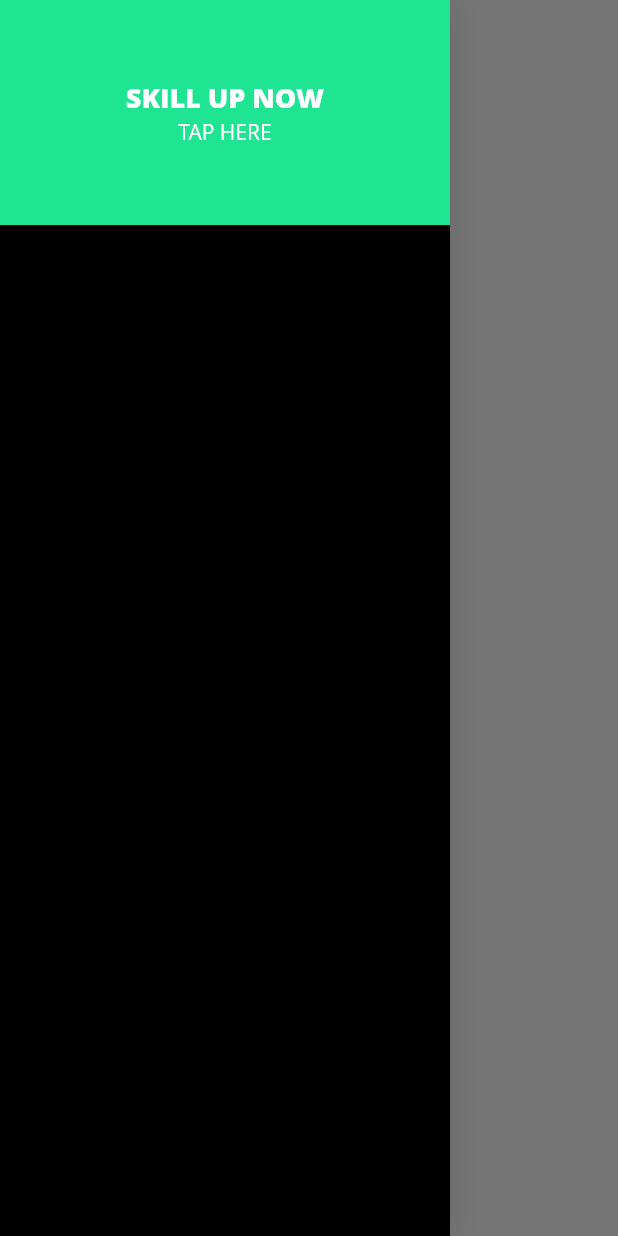
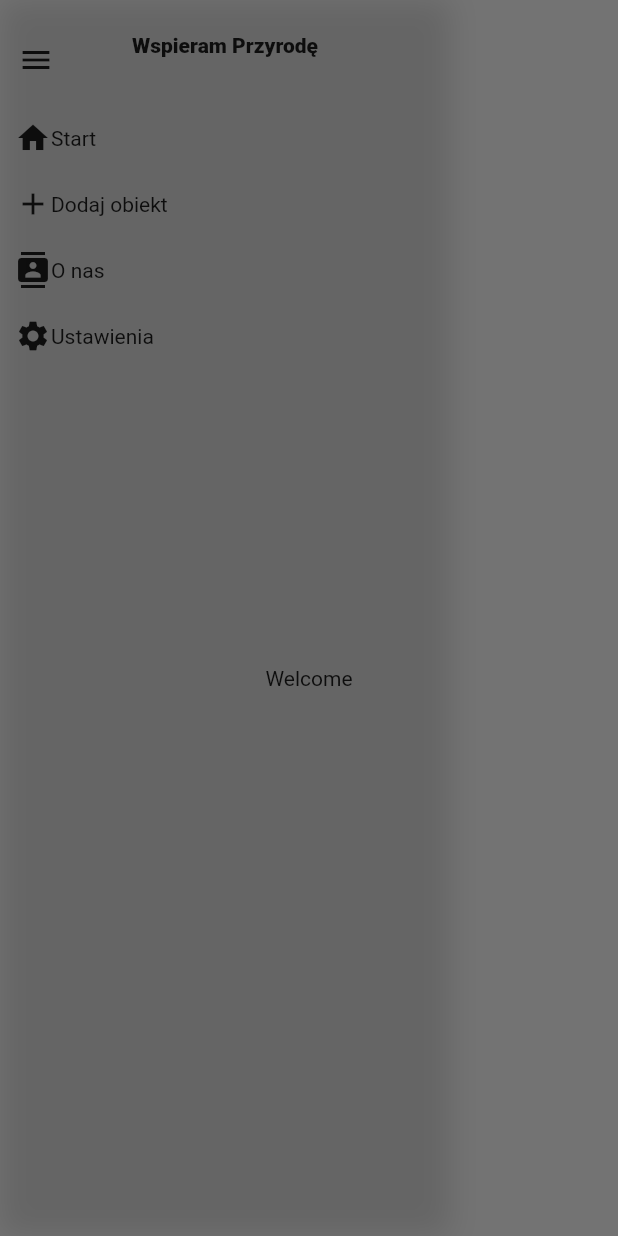
Before and after one commit to wspieramprzyrode/mobile, a Flutter app: the screen it shows after launch, with the side drawer open, on a phone screen of 412 x 824 dp. Run offline on Flutter 3.47's test engine with Material 2 defaults, Android fonts, the phone set to English and light mode, and no system bars; our stand-ins replace get_it, responsive_builder, theme_provider; missing offline and left inert: flutter_driver; Roboto replaces fonts that are missing (Open Sans).

Commit message:
basic navigation drawer

```diff
--- a/lib/constants/app_colors.dart
+++ /dev/null
@@ -1,5 +0,0 @@
-import 'package:flutter/material.dart';
-
-const Color primaryColor = Color.fromARGB(255, 31, 229, 146);
-const Color backgroundColor = Colors.white;
-const Color primarySwatchColor = Colors.blue;
--- a/lib/main.dart
+++ b/lib/main.dart
@@ -1,7 +1,7 @@
 import 'package:flutter/material.dart';
 import 'package:flutter_driver/driver_extension.dart';
-import 'package:wspieramprzyrode/constants/app_colors.dart';
 import 'package:wspieramprzyrode/views/layout_template/layout_template.dart';
+import 'package:theme_provider/theme_provider.dart';
 import 'locator.dart';
 
 void main() {
@@ -16,14 +16,20 @@ void main() {
 class MyApp extends StatelessWidget {
   @override
   Widget build(BuildContext context) {
-    return MaterialApp(
+    return  ThemeProvider(
+      themes: [
+        AppTheme.light(),
+        AppTheme.dark(),
+      ],
+      saveThemesOnChange: true,
+      loadThemeOnInit: true,
+      child: MaterialApp(
       title: 'Wspieram Przyrodę',
       debugShowCheckedModeBanner: false,
-      theme: ThemeData(
-        primarySwatch: primarySwatchColor,
-        textTheme: Theme.of(context).textTheme.apply(fontFamily: 'Open Sans'),
-      ),
-      home: LayoutTemplate(),
+      home: ThemeConsumer(
+        child: LayoutTemplate(),
+      )
+    )
     );
   }
 }
--- a/lib/routing/route_names.dart
+++ b/lib/routing/route_names.dart
@@ -1,3 +1,4 @@
 const String HomeRoute = 'home';
 const String AboutRoute = 'about';
 const String AddNewObjectRoute = 'add_object';
+const String SettingsRoute = 'settings';
--- a/lib/routing/router.dart
+++ b/lib/routing/router.dart
@@ -4,6 +4,7 @@ import 'package:wspieramprzyrode/routing/route_names.dart';
 import 'package:wspieramprzyrode/views/about/about.dart';
 import 'package:wspieramprzyrode/views/add_new_object/add_new_object_view.dart';
 import 'package:wspieramprzyrode/views/home/home_view.dart';
+import 'package:wspieramprzyrode/views/settings/settings_view.dart';
 
 Route<dynamic> generateRoute(RouteSettings settings) {
   switch (settings.name) {
@@ -13,6 +14,8 @@ Route<dynamic> generateRoute(RouteSettings settings) {
       return _getPageRoute(AboutView(), settings);
     case AddNewObjectRoute:
       return _getPageRoute(AddNewObjectView(), settings);
+    case SettingsRoute:
+      return _getPageRoute(SettingsView(), settings);
     default:
       return MaterialPageRoute(
           builder: (_) => Scaffold(
--- a/lib/views/about/about.dart
+++ b/lib/views/about/about.dart
@@ -6,7 +6,6 @@ class AboutView extends StatelessWidget {
   @override
   Widget build(BuildContext context) {
     return Container(
-      color: Colors.red,
       child: Text(
         'About us',
       ),
--- a/lib/views/layout_template/layout_template.dart
+++ b/lib/views/layout_template/layout_template.dart
@@ -18,7 +18,7 @@ class LayoutTemplate extends StatelessWidget {
         drawer: sizingInformation.deviceScreenType == DeviceScreenType.mobile
             ? NavigationDrawer()
             : null,
-        backgroundColor: Colors.white,
+        //drawer: NavigationDrawer(),
         body: CenteredView(
           child: Column(
             children: <Widget>[
--- a/lib/widgets/centered_view/centered_view.dart
+++ b/lib/widgets/centered_view/centered_view.dart
@@ -7,7 +7,7 @@ class CenteredView extends StatelessWidget {
   @override
   Widget build(BuildContext context) {
     return Container(
-      padding: const EdgeInsets.symmetric(horizontal: 70, vertical: 60),
+      padding: EdgeInsets.zero,
       alignment: Alignment.topCenter,
       child: ConstrainedBox(
         constraints: BoxConstraints(maxWidth: 1200),
--- a/lib/widgets/navbar_item/navbar_item_mobile.dart
+++ /dev/null
@@ -1,24 +0,0 @@
-import 'package:flutter/material.dart';
-import 'package:provider_architecture/provider_architecture.dart';
-import 'package:wspieramprzyrode/datamodels/navbar_item_model.dart';
-
-class NavBarItemMobile extends ProviderWidget<NavBarItemModel> {
-  @override
-  Widget build(BuildContext context, NavBarItemModel model) {
-    return Padding(
-      padding: const EdgeInsets.only(left: 30, top: 60),
-      child: Row(
-        children: <Widget>[
-          Icon(model.iconData),
-          SizedBox(
-            width: 30,
-          ),
-          Text(
-            model.title,
-            style: TextStyle(fontSize: 18),
-          )
-        ],
-      ),
-    );
-  }
-}
--- a/lib/widgets/navbar_item/navbar_item.dart
+++ b/lib/widgets/navigation_bar/navbar_item.dart
@@ -1,10 +1,7 @@
 import 'package:flutter/material.dart';
-import 'package:provider/provider.dart';
-import 'package:responsive_builder/responsive_builder.dart';
 import 'package:wspieramprzyrode/datamodels/navbar_item_model.dart';
 import 'package:wspieramprzyrode/locator.dart';
 import 'package:wspieramprzyrode/services/navigation_service.dart';
-import 'package:wspieramprzyrode/widgets/navbar_item/navbar_item_mobile.dart';
 
 class NavBarItem extends StatelessWidget {
   final String title;
@@ -20,17 +17,18 @@ class NavBarItem extends StatelessWidget {
       iconData: icon,
     );
     return GestureDetector(
-      onTap: () {
-        // DON'T EVER USE A SERVICE DIRECTLY IN THE UI TO CHANGE ANY KIND OF STATE
-        // SERVICES SHOULD ONLY BE USED FROM A VIEWMODEL
-        locator<NavigationService>().navigateTo(navigationPath);
-      },
-      child: Provider.value(
-        value: model,
-        child: ScreenTypeLayout(
-          mobile: NavBarItemMobile(),
-        ),
-      ),
-    );
+        onTap: () {
+          locator<NavigationService>().navigateTo(navigationPath);
+        },
+        child: Padding(
+            padding: EdgeInsets.zero,
+            child: Row(
+              children: <Widget>[
+                Icon(model.iconData),
+                Text(
+                  model.title,
+                )
+              ],
+            )));
   }
 }
--- a/lib/widgets/navigation_bar/navigation_bar.dart
+++ b/lib/widgets/navigation_bar/navigation_bar.dart
@@ -1,6 +1,7 @@
 import 'package:flutter/material.dart';
 import 'package:responsive_builder/responsive_builder.dart';
 import 'package:wspieramprzyrode/widgets/navigation_bar/navigation_bar_mobile.dart';
+import 'package:wspieramprzyrode/widgets/navigation_bar/navigation_bar_tablet_desktop.dart';
 
 class NavigationBar extends StatelessWidget {
   const NavigationBar({Key key}) : super(key: key);
@@ -9,6 +10,7 @@ class NavigationBar extends StatelessWidget {
   Widget build(BuildContext context) {
     return ScreenTypeLayout(
       mobile: NavigationBarMobile(),
+      tablet: NavigationBarTabletDesktop(),
     );
   }
 }
--- a/lib/widgets/navigation_bar/navigation_bar_mobile.dart
+++ b/lib/widgets/navigation_bar/navigation_bar_mobile.dart
@@ -13,9 +13,10 @@ class NavigationBarMobile extends StatelessWidget {
         children: <Widget>[
           IconButton(
             icon: Icon(Icons.menu),
-            onPressed: () {},
+            onPressed: () {
+              Scaffold.of(context).openDrawer();
+            },
           ),
-          //NavBarLogo()
         ],
       ),
     );
--- a/lib/widgets/navigation_drawer/drawer_item.dart
+++ b/lib/widgets/navigation_drawer/drawer_item.dart
@@ -1,5 +1,6 @@
 import 'package:flutter/material.dart';
-import 'package:wspieramprzyrode/widgets/navbar_item/navbar_item.dart';
+import 'package:wspieramprzyrode/locator.dart';
+import 'package:wspieramprzyrode/services/navigation_service.dart';
 
 class DrawerItem extends StatelessWidget {
   final String title;
@@ -10,17 +11,20 @@ class DrawerItem extends StatelessWidget {
 
   @override
   Widget build(BuildContext context) {
-    return Padding(
-      padding: const EdgeInsets.only(left: 30, top: 60),
-      child: Row(
-        children: <Widget>[
-          Icon(icon),
-          SizedBox(
-            width: 30,
-          ),
-          NavBarItem(title, navigationPath, icon: icon)
-        ],
-      ),
-    );
+    return GestureDetector(
+        onTap: () {
+          locator<NavigationService>().navigateTo(navigationPath);
+          Navigator.pop(context);
+        },
+        child: Padding(
+            padding: const EdgeInsets.only(left: 10, top: 20),
+            child: Row(
+              children: <Widget>[
+                Icon(icon),
+                Text(
+                  title,
+                )
+              ],
+            )));
   }
 }
--- a/lib/widgets/navigation_drawer/navigation_drawer.dart
+++ b/lib/widgets/navigation_drawer/navigation_drawer.dart
@@ -1,4 +1,5 @@
 import 'package:flutter/material.dart';
+import 'package:theme_provider/theme_provider.dart';
 import 'package:wspieramprzyrode/routing/route_names.dart';
 import 'package:wspieramprzyrode/widgets/navigation_drawer/drawer_item.dart';
 import 'package:wspieramprzyrode/widgets/navigation_drawer/navigation_drawer_header.dart';
@@ -11,7 +12,6 @@ class NavigationDrawer extends StatelessWidget {
     return Container(
       width: 300,
       decoration: BoxDecoration(
-        color: Colors.black,
         boxShadow: [
           BoxShadow(color: Colors.black12, blurRadius: 16),
         ],
@@ -22,6 +22,7 @@ class NavigationDrawer extends StatelessWidget {
           DrawerItem('Start', HomeRoute, Icons.home),
           DrawerItem('Dodaj obiekt', AddNewObjectRoute, Icons.add),
           DrawerItem('O nas', AboutRoute, Icons.contacts),
+          DrawerItem('Ustawienia', SettingsRoute, Icons.settings),
         ],
       ),
     );
--- a/lib/widgets/navigation_drawer/navigation_drawer_header.dart
+++ b/lib/widgets/navigation_drawer/navigation_drawer_header.dart
@@ -1,29 +1,21 @@
 import 'package:flutter/material.dart';
-import 'package:wspieramprzyrode/constants/app_colors.dart';
-
 class NavigationDrawerHeader extends StatelessWidget {
   const NavigationDrawerHeader({Key key}) : super(key: key);
 
   @override
   Widget build(BuildContext context) {
     return Container(
-      height: 150,
-      color: primaryColor,
+      height: 60,
+      //color: Theme.of(context).accentColor,
       alignment: Alignment.center,
       child: Column(
         mainAxisSize: MainAxisSize.min,
         children: <Widget>[
           Text(
-            'SKILL UP NOW',
+            'Wspieram Przyrodę',
             style: TextStyle(
-                fontSize: 18, fontWeight: FontWeight.w800, color: Colors.white),
-          ),
-          Text(
-            'TAP HERE',
-            style: TextStyle(
-              color: Colors.white,
-            ),
-          )
+                fontSize: 14, fontWeight: FontWeight.w800),
+         ),
         ],
       ),
     );
```
Also changed, not shown: lib/views/settings/settings_content_mobile.dart (added, +18 -0 lines), lib/views/settings/settings_view.dart (added, +12 -0 lines), lib/widgets/navigation_bar/navigation_bar_tablet_desktop.dart (added, +33 -0 lines), pubspec.yaml (+5 -3 lines), pubspec.lock, 7 other files.
